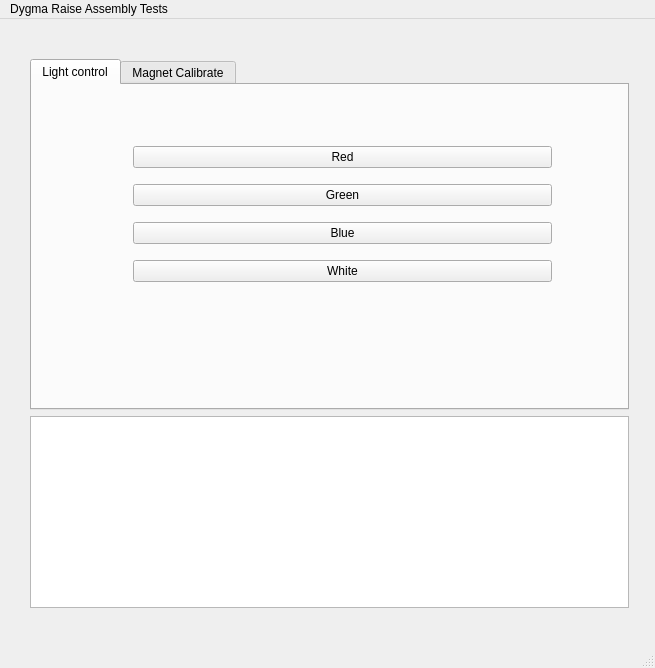
Before: the Qt Designer form combined_assembly_tests/mainwindow.ui in Dygmalab/assembly_tests, drawn with Qt 5.
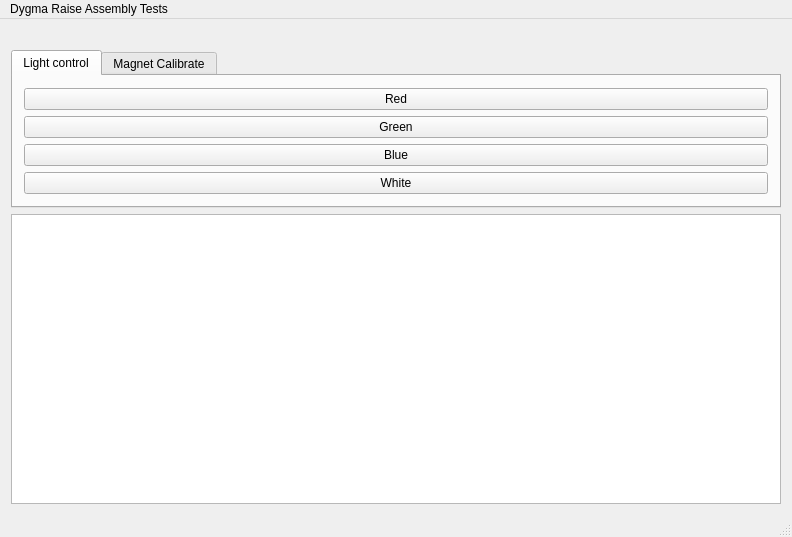
After: the same form once the commit is applied. The open tabs and pages were chosen to show the change. Icons and pictures are not drawn.

Commit message: expanding layout

```diff
--- a/combined_assembly_tests/mainwindow.ui
+++ b/combined_assembly_tests/mainwindow.ui
@@ -6,24 +6,26 @@
    <rect>
     <x>0</x>
     <y>0</y>
-    <width>655</width>
-    <height>668</height>
+    <width>792</width>
+    <height>537</height>
    </rect>
   </property>
   <property name="windowTitle">
    <string>Dygma Raise Assembly Tests</string>
   </property>
   <widget class="QWidget" name="centralWidget">
-   <widget class="QWidget" name="verticalLayoutWidget">
-    <property name="geometry">
-     <rect>
-      <x>19</x>
-      <y>9</y>
-      <width>621</width>
-      <height>591</height>
-     </rect>
-    </property>
+   <property name="sizePolicy">
+    <sizepolicy hsizetype="Expanding" vsizetype="Expanding">
+     <horstretch>0</horstretch>
+     <verstretch>0</verstretch>
+    </sizepolicy>
+   </property>
+   <layout class="QVBoxLayout" name="verticalLayout_2">
+    <item>
     <layout class="QVBoxLayout" name="verticalLayout">
+      <property name="sizeConstraint">
+       <enum>QLayout::SetDefaultConstraint</enum>
+      </property>
      <item>
       <widget class="QLabel" name="logoLabel">
        <property name="text">
@@ -36,6 +38,12 @@
      </item>
      <item>
       <widget class="QTabWidget" name="tabWidget">
+        <property name="sizePolicy">
+         <sizepolicy hsizetype="Expanding" vsizetype="Minimum">
+          <horstretch>0</horstretch>
+          <verstretch>0</verstretch>
+         </sizepolicy>
+        </property>
        <property name="currentIndex">
         <number>1</number>
        </property>
@@ -43,15 +51,8 @@
         <attribute name="title">
          <string>Light control</string>
         </attribute>
-        <widget class="QWidget" name="gridLayoutWidget">
-         <property name="geometry">
-          <rect>
-           <x>90</x>
-           <y>40</y>
-           <width>441</width>
-           <height>181</height>
-          </rect>
-         </property>
+         <layout class="QVBoxLayout" name="verticalLayout_3">
+          <item>
          <layout class="QGridLayout" name="gridLayout">
           <item row="3" column="0">
            <widget class="QPushButton" name="light_white">
@@ -82,7 +83,8 @@
            </widget>
           </item>
          </layout>
-        </widget>
+          </item>
+         </layout>
        </widget>
        <widget class="QWidget" name="magnet">
         <attribute name="title">
@@ -122,7 +124,7 @@
      <item>
       <widget class="QPlainTextEdit" name="log_messages">
        <property name="sizePolicy">
-        <sizepolicy hsizetype="Expanding" vsizetype="Preferred">
+         <sizepolicy hsizetype="Expanding" vsizetype="Expanding">
          <horstretch>0</horstretch>
          <verstretch>0</verstretch>
         </sizepolicy>
@@ -130,14 +132,15 @@
       </widget>
      </item>
     </layout>
-   </widget>
+    </item>
+   </layout>
   </widget>
   <widget class="QMenuBar" name="menuBar">
    <property name="geometry">
     <rect>
      <x>0</x>
      <y>0</y>
-     <width>655</width>
+     <width>792</width>
      <height>27</height>
     </rect>
    </property>
```
Left out of the diff: 16 changed lines with no effect on the pictures. Lines whose indentation alone changed are shown as unchanged.
